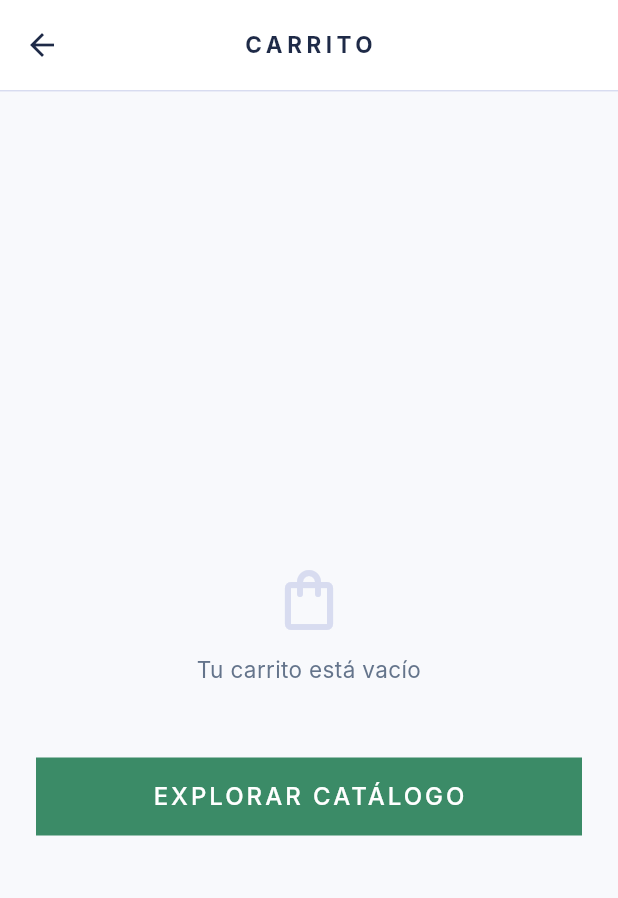
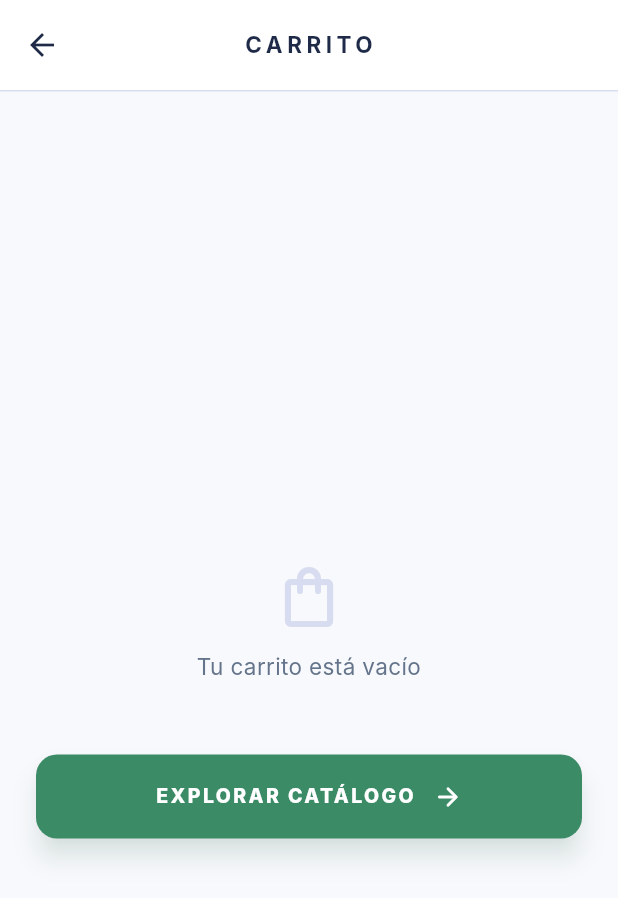
Before and after one commit to Tomas-zuleta/ModaPlus, a Flutter app: the CartPage screen opened directly, on a phone screen of 412 x 824 dp. Shown: the top 898 px of the screen. Run offline on Flutter 3.47's test engine with Material 3 defaults, Android fonts, the phone set to English and light mode, and no system bars; our stand-ins replace flutter_animate; accounts and stored records are empty; Roboto replaces fonts that are missing (Inter).

Commit message:
style: align mobile login and controls with web identity

```diff
--- a/lib/widgets/primary_button.dart
+++ b/lib/widgets/primary_button.dart
@@ -1,48 +1,51 @@
 import 'package:flutter/material.dart';
-
 import '../utils/app_colors.dart';
 
-class PrimaryButton extends StatelessWidget {
+class PrimaryButton extends StatefulWidget {
   final String text;
   final bool isLoading;
   final VoidCallback? onPressed;
+  const PrimaryButton({super.key, required this.text, required this.onPressed, this.isLoading = false});
+  @override
+  State<PrimaryButton> createState() => _PrimaryButtonState();
+}
 
-  const PrimaryButton({
-    super.key,
-    required this.text,
-    required this.onPressed,
-    this.isLoading = false,
-  });
-
+class _PrimaryButtonState extends State<PrimaryButton> {
+  bool _pressed = false;
   @override
   Widget build(BuildContext context) {
-    return SizedBox(
+    final enabled = !widget.isLoading && widget.onPressed != null;
+    return AnimatedScale(
+      scale: _pressed && enabled ? .975 : 1,
+      duration: const Duration(milliseconds: 130),
+      curve: Curves.easeOutCubic,
+      child: SizedBox(
         width: double.infinity,
-      height: 52,
+        height: 56,
+        child: Listener(
+          onPointerDown: (_) { if (enabled) setState(() => _pressed = true); },
+          onPointerUp: (_) { if (_pressed) setState(() => _pressed = false); },
+          onPointerCancel: (_) { if (_pressed) setState(() => _pressed = false); },
           child: ElevatedButton(
-        onPressed: isLoading ? null : onPressed,
+            onPressed: enabled ? widget.onPressed : null,
             style: ElevatedButton.styleFrom(
               backgroundColor: AppColors.primary,
-          disabledBackgroundColor: AppColors.primary,
+              disabledBackgroundColor: AppColors.primary.withValues(alpha: .65),
               foregroundColor: Colors.white,
-          elevation: 0,
-          shape: const RoundedRectangleBorder(),
+              elevation: _pressed ? 1 : 7,
+              shadowColor: AppColors.primary.withValues(alpha: .25),
+              shape: RoundedRectangleBorder(borderRadius: BorderRadius.circular(14)),
             ),
-        child: isLoading
-            ? const SizedBox(
-                width: 22,
-                height: 22,
-                child: CircularProgressIndicator(
-                  strokeWidth: 2,
-                  color: Colors.white,
+            child: AnimatedSwitcher(
+              duration: const Duration(milliseconds: 220),
+              child: widget.isLoading
+                  ? const SizedBox(key: ValueKey('loading'), width: 22, height: 22, child: CircularProgressIndicator(strokeWidth: 2.5, color: Colors.white))
+                  : Row(key: const ValueKey('text'), mainAxisAlignment: MainAxisAlignment.center, children: [
+                      Flexible(child: Text(widget.text.toUpperCase(), maxLines: 1, overflow: TextOverflow.ellipsis, style: const TextStyle(fontSize: 13, fontWeight: FontWeight.w800, letterSpacing: 1.6))),
+                      const SizedBox(width: 12),
+                      const Icon(Icons.arrow_forward_rounded, size: 20),
+                    ]),
             ),
-              )
-            : Text(
-                text.toUpperCase(),
-                style: const TextStyle(
-                  fontSize: 16,
-                  letterSpacing: 2,
-                  color: Colors.white,
           ),
         ),
       ),
```
Lines whose indentation alone changed are shown as unchanged.
